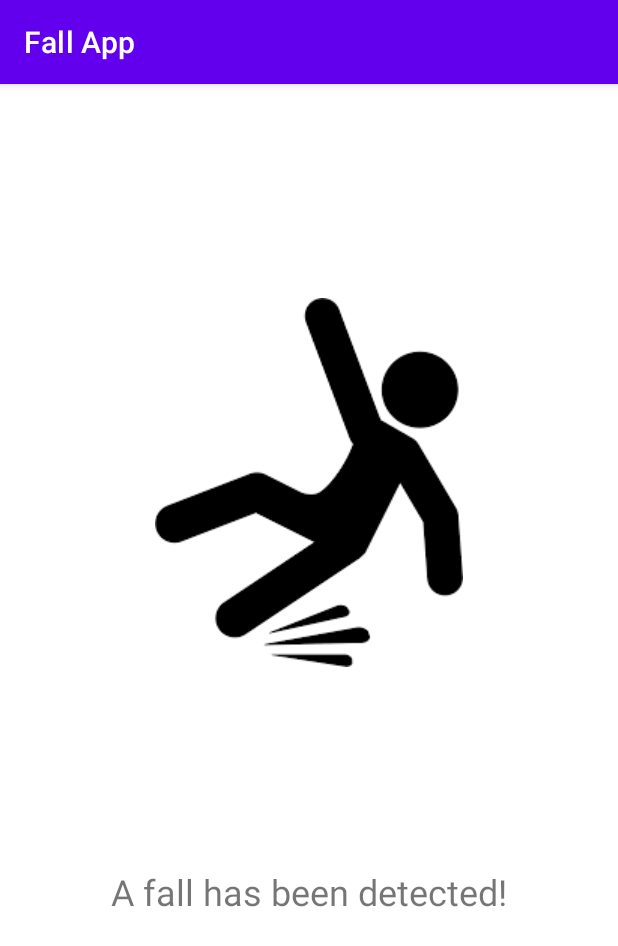
After one commit to AceZz/thesis-app, an Android app: the ActivityFall screen opened directly, with no data from a screen before it, on a phone screen of 412 x 824 dp. The commit adds this screen. Shown: the top 946 px of the screen. Run offline under Robolectric (Android 15) with nearby library versions, the light colour scheme and no system bars.

Commit message:
commit before mail functionality

```diff
--- a/app/src/main/AndroidManifest.xml
+++ b/app/src/main/AndroidManifest.xml
@@ -14,6 +14,9 @@
         android:theme="@style/Theme.FirstAppTutorial"
         tools:targetApi="31">
         <activity
+            android:name=".ActivityFall"
+            android:exported="false" />
+        <activity
             android:name=".MainActivity"
             android:exported="true">
             <intent-filter>
--- /dev/null
+++ b/app/src/main/java/com/projects/firstapptutorial/ActivityFall.java
@@ -0,0 +1,14 @@
+package com.projects.firstapptutorial;
+
+import androidx.appcompat.app.AppCompatActivity;
+
+import android.os.Bundle;
+
+public class ActivityFall extends AppCompatActivity {
+
+    @Override
+    protected void onCreate(Bundle savedInstanceState) {
+        super.onCreate(savedInstanceState);
+        setContentView(R.layout.activity_fall);
+    }
+}
--- a/app/src/main/java/com/projects/firstapptutorial/MainActivity.java
+++ b/app/src/main/java/com/projects/firstapptutorial/MainActivity.java
@@ -61,12 +61,14 @@ public class MainActivity extends AppCompatActivity implements SensorEventListen
 
             @Override
             public void onClick(View view) {
-
-                    // TODO Auto-generated method stub
                     sensorManager = (SensorManager) getSystemService(SENSOR_SERVICE);
                     sensorManager.registerListener(MainActivity.this,
                             sensorManager.getDefaultSensor(Sensor.TYPE_ACCELEROMETER),
                             20000);
+
+                    //Switch button to on/off
+                    start.setVisibility(View.GONE);
+//                    start.setText("STOP");
             }
         });
     }
@@ -139,7 +141,7 @@ public class MainActivity extends AppCompatActivity implements SensorEventListen
                 int indexMagnMax = Utils.argMax(magnArray, FILTER_BUFFER_SIZE+HALF_WINDOW, CACHE_TIMESTAMPS-HALF_WINDOW-1);
 
 
-                // Find index of maximum TODO:change
+                // Find index of maximum
                 float[] flattenArrayToAnalyse = new float[ANALYSIS_TIMESTAMPS*3];
                 for (int i = indexMagnMax - HALF_WINDOW; i < indexMagnMax + HALF_WINDOW + 1; i++) {
                     for (int j = 0; j < 3; j++) {
--- /dev/null
+++ b/app/src/main/res/layout/activity_fall.xml
@@ -0,0 +1,39 @@
+<?xml version="1.0" encoding="utf-8"?>
+<androidx.constraintlayout.widget.ConstraintLayout xmlns:android="http://schemas.android.com/apk/res/android"
+    xmlns:app="http://schemas.android.com/apk/res-auto"
+    xmlns:tools="http://schemas.android.com/tools"
+    android:layout_width="match_parent"
+    android:layout_height="match_parent"
+    tools:context=".ActivityFall">
+
+    <ImageView
+        android:id="@+id/imageView2"
+        android:layout_width="wrap_content"
+        android:layout_height="wrap_content"
+        android:layout_marginStart="103dp"
+        android:layout_marginTop="129dp"
+        android:layout_marginEnd="103dp"
+        android:layout_marginBottom="60dp"
+        app:layout_constraintBottom_toTopOf="@+id/textView"
+        app:layout_constraintEnd_toEndOf="parent"
+        app:layout_constraintHorizontal_bias="1.0"
+        app:layout_constraintStart_toStartOf="parent"
+        app:layout_constraintTop_toTopOf="parent"
+        app:srcCompat="@drawable/falling" />
+
+    <TextView
+        android:id="@+id/textView"
+        android:layout_width="wrap_content"
+        android:layout_height="wrap_content"
+        android:layout_marginStart="74dp"
+        android:layout_marginTop="60dp"
+        android:layout_marginEnd="74dp"
+        android:layout_marginBottom="200dp"
+        android:text="A fall has been detected!"
+        android:textSize="24sp"
+        app:layout_constraintBottom_toBottomOf="parent"
+        app:layout_constraintEnd_toEndOf="parent"
+        app:layout_constraintHorizontal_bias="0.0"
+        app:layout_constraintStart_toStartOf="parent"
+        app:layout_constraintTop_toBottomOf="@+id/imageView2" />
+</androidx.constraintlayout.widget.ConstraintLayout>
--- a/app/src/main/res/layout/activity_main.xml
+++ b/app/src/main/res/layout/activity_main.xml
@@ -47,7 +47,6 @@
         android:layout_width="wrap_content"
         android:layout_height="wrap_content"
         android:layout_marginTop="44dp"
-        android:text="TextView"
         app:layout_constraintEnd_toEndOf="parent"
         app:layout_constraintHorizontal_bias="0.5"
         app:layout_constraintStart_toStartOf="parent"
```
Also changed, not shown: app/src/main/res/drawable/falling.png (added).
